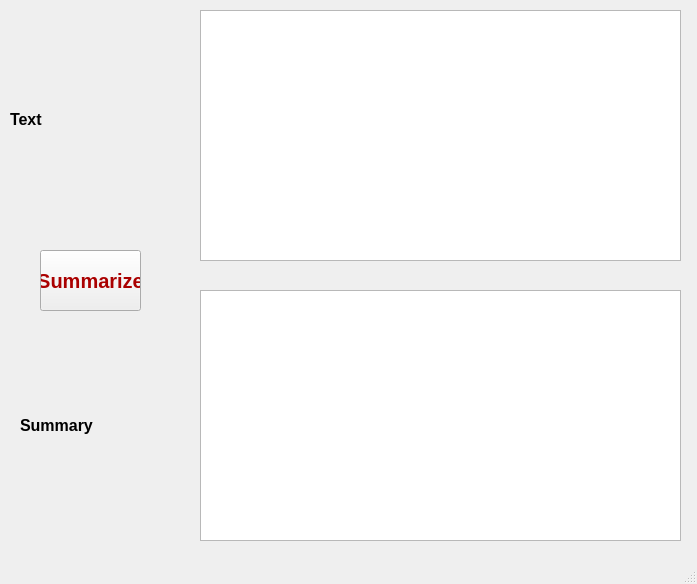
First picture: the form in text.ui, repository praptioza/TextSummarization-NLP, before the edit.
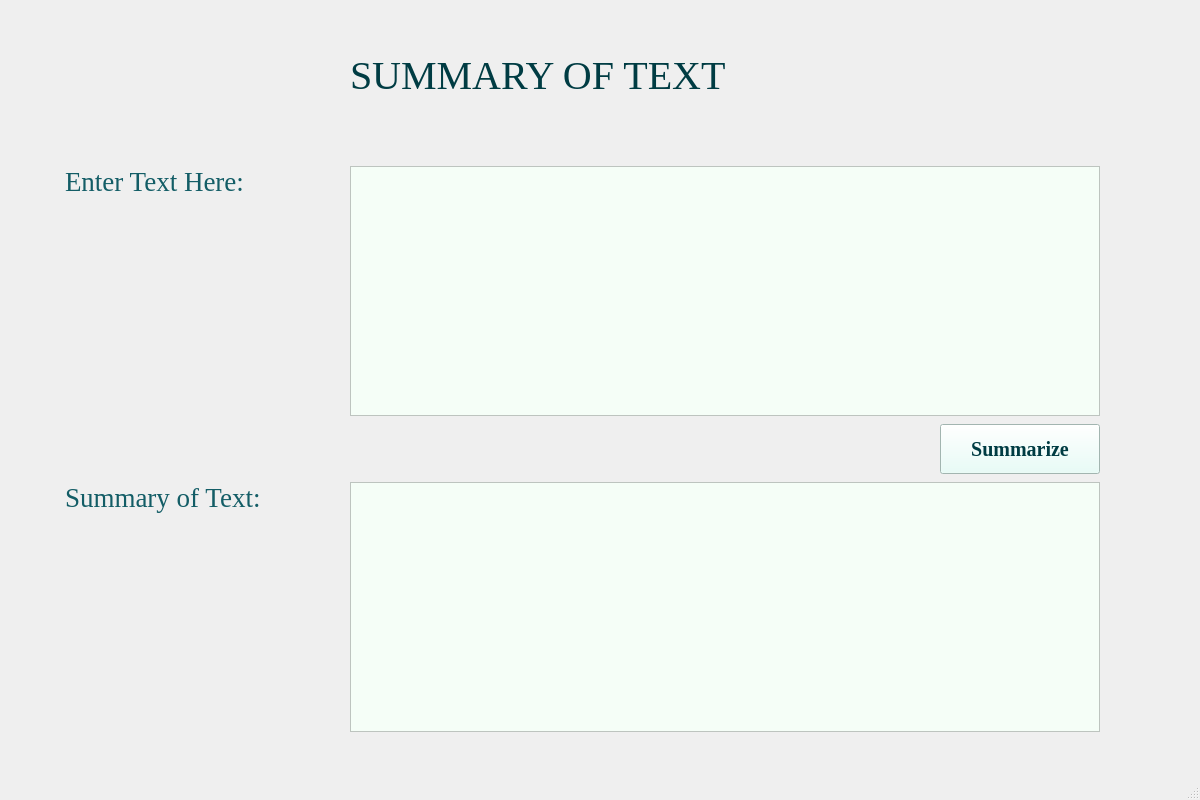
Second picture: the form after the edit.

Diff of the .ui file:
```diff
--- a/text.ui
+++ b/text.ui
@@ -6,76 +6,128 @@
    <rect>
     <x>0</x>
     <y>0</y>
-    <width>697</width>
-    <height>584</height>
+    <width>1200</width>
+    <height>800</height>
    </rect>
   </property>
   <property name="windowTitle">
    <string>TextSummarization</string>
   </property>
+  <property name="styleSheet">
+   <string notr="true">QMainWindow:{background-color:&quot;#E3FEF7&quot;}</string>
+  </property>
   <widget class="QWidget" name="centralwidget">
+   <property name="styleSheet">
+    <string notr="true">background-color:&quot;#E3FEF7&quot;</string>
+   </property>
    <widget class="QLabel" name="label">
     <property name="geometry">
      <rect>
-      <x>10</x>
-      <y>89</y>
-      <width>181</width>
-      <height>61</height>
+      <x>65</x>
+      <y>166</y>
+      <width>250</width>
+      <height>50</height>
      </rect>
     </property>
     <property name="font">
      <font>
-      <pointsize>12</pointsize>
-      <weight>75</weight>
-      <bold>true</bold>
+      <family>Times New Roman</family>
+      <pointsize>20</pointsize>
+      <italic>false</italic>
+      <fontweight>ExtraBold</fontweight>
      </font>
     </property>
+    <property name="styleSheet">
+     <string notr="true">font: 800 20pt &quot;Times New Roman&quot;;
+color: rgb(19, 93, 102);</string>
+    </property>
     <property name="text">
-     <string>Text</string>
+     <string>Enter Text Here: </string>
+    </property>
+    <property name="alignment">
+     <set>Qt::AlignLeading|Qt::AlignLeft|Qt::AlignTop</set>
     </property>
    </widget>
    <widget class="QLabel" name="label_2">
     <property name="geometry">
      <rect>
-      <x>20</x>
-      <y>400</y>
-      <width>171</width>
-      <height>51</height>
+      <x>65</x>
+      <y>482</y>
+      <width>250</width>
+      <height>50</height>
      </rect>
     </property>
     <property name="font">
      <font>
-      <pointsize>12</pointsize>
-      <weight>75</weight>
-      <bold>true</bold>
+      <family>Times New Roman</family>
+      <pointsize>20</pointsize>
+      <italic>false</italic>
+      <fontweight>ExtraBold</fontweight>
      </font>
     </property>
+    <property name="styleSheet">
+     <string notr="true">font: 800 20pt &quot;Times New Roman&quot;;
+color: rgb(19, 93, 102);</string>
+    </property>
     <property name="text">
-     <string>Summary</string>
+     <string>Summary of Text: </string>
+    </property>
+    <property name="alignment">
+     <set>Qt::AlignLeading|Qt::AlignLeft|Qt::AlignTop</set>
     </property>
    </widget>
    <widget class="QTextBrowser" name="textBrowser_2">
     <property name="geometry">
      <rect>
-      <x>200</x>
-      <y>290</y>
-      <width>481</width>
-      <height>251</height>
+      <x>350</x>
+      <y>482</y>
+      <width>750</width>
+      <height>250</height>
      </rect>
     </property>
+    <property name="styleSheet">
+     <string notr="true">background-color: rgb(245, 254, 247)</string>
+    </property>
    </widget>
    <widget class="QPushButton" name="pushButton">
     <property name="geometry">
      <rect>
-      <x>40</x>
-      <y>250</y>
-      <width>101</width>
-      <height>61</height>
+      <x>940</x>
+      <y>424</y>
+      <width>160</width>
+      <height>50</height>
      </rect>
     </property>
     <property name="palette">
      <palette>
       <active>
+       <colorrole role="WindowText">
+        <brush brushstyle="SolidPattern">
+         <color alpha="255">
+          <red>0</red>
+          <green>60</green>
+          <blue>67</blue>
+         </color>
+        </brush>
+       </colorrole>
+       <colorrole role="Button">
+        <brush brushstyle="SolidPattern">
+         <color alpha="255">
+          <red>227</red>
+          <green>254</green>
+          <blue>247</blue>
+         </color>
+        </brush>
+       </colorrole>
+       <colorrole role="Text">
+        <brush brushstyle="SolidPattern">
+         <color alpha="255">
+          <red>0</red>
+          <green>60</green>
+          <blue>67</blue>
+         </color>
+        </brush>
+       </colorrole>
        <colorrole role="ButtonText">
         <brush brushstyle="SolidPattern">
          <color alpha="255">
@@ -85,8 +137,62 @@
          </color>
         </brush>
        </colorrole>
+       <colorrole role="Base">
+        <brush brushstyle="SolidPattern">
+         <color alpha="255">
+          <red>227</red>
+          <green>254</green>
+          <blue>247</blue>
+         </color>
+        </brush>
+       </colorrole>
+       <colorrole role="Window">
+        <brush brushstyle="SolidPattern">
+         <color alpha="255">
+          <red>227</red>
+          <green>254</green>
+          <blue>247</blue>
+         </color>
+        </brush>
+       </colorrole>
+       <colorrole role="PlaceholderText">
+        <brush brushstyle="SolidPattern">
+         <color alpha="128">
+          <red>0</red>
+          <green>60</green>
+          <blue>67</blue>
+         </color>
+        </brush>
+       </colorrole>
       </active>
       <inactive>
+       <colorrole role="WindowText">
+        <brush brushstyle="SolidPattern">
+         <color alpha="255">
+          <red>0</red>
+          <green>60</green>
+          <blue>67</blue>
+         </color>
+        </brush>
+       </colorrole>
+       <colorrole role="Button">
+        <brush brushstyle="SolidPattern">
+         <color alpha="255">
+          <red>227</red>
+          <green>254</green>
+          <blue>247</blue>
+         </color>
+        </brush>
+       </colorrole>
+       <colorrole role="Text">
+        <brush brushstyle="SolidPattern">
+         <color alpha="255">
+          <red>0</red>
+          <green>60</green>
+          <blue>67</blue>
+         </color>
+        </brush>
+       </colorrole>
        <colorrole role="ButtonText">
         <brush brushstyle="SolidPattern">
          <color alpha="255">
@@ -96,8 +202,62 @@
          </color>
         </brush>
        </colorrole>
+       <colorrole role="Base">
+        <brush brushstyle="SolidPattern">
+         <color alpha="255">
+          <red>227</red>
+          <green>254</green>
+          <blue>247</blue>
+         </color>
+        </brush>
+       </colorrole>
+       <colorrole role="Window">
+        <brush brushstyle="SolidPattern">
+         <color alpha="255">
+          <red>227</red>
+          <green>254</green>
+          <blue>247</blue>
+         </color>
+        </brush>
+       </colorrole>
+       <colorrole role="PlaceholderText">
+        <brush brushstyle="SolidPattern">
+         <color alpha="128">
+          <red>0</red>
+          <green>60</green>
+          <blue>67</blue>
+         </color>
+        </brush>
+       </colorrole>
       </inactive>
       <disabled>
+       <colorrole role="WindowText">
+        <brush brushstyle="SolidPattern">
+         <color alpha="255">
+          <red>0</red>
+          <green>60</green>
+          <blue>67</blue>
+         </color>
+        </brush>
+       </colorrole>
+       <colorrole role="Button">
+        <brush brushstyle="SolidPattern">
+         <color alpha="255">
+          <red>227</red>
+          <green>254</green>
+          <blue>247</blue>
+         </color>
+        </brush>
+       </colorrole>
+       <colorrole role="Text">
+        <brush brushstyle="SolidPattern">
+         <color alpha="255">
+          <red>0</red>
+          <green>60</green>
+          <blue>67</blue>
+         </color>
+        </brush>
+       </colorrole>
        <colorrole role="ButtonText">
         <brush brushstyle="SolidPattern">
          <color alpha="255">
@@ -107,16 +267,48 @@
          </color>
         </brush>
        </colorrole>
+       <colorrole role="Base">
+        <brush brushstyle="SolidPattern">
+         <color alpha="255">
+          <red>227</red>
+          <green>254</green>
+          <blue>247</blue>
+         </color>
+        </brush>
+       </colorrole>
+       <colorrole role="Window">
+        <brush brushstyle="SolidPattern">
+         <color alpha="255">
+          <red>227</red>
+          <green>254</green>
+          <blue>247</blue>
+         </color>
+        </brush>
+       </colorrole>
+       <colorrole role="PlaceholderText">
+        <brush brushstyle="SolidPattern">
+         <color alpha="128">
+          <red>0</red>
+          <green>60</green>
+          <blue>67</blue>
+         </color>
+        </brush>
+       </colorrole>
       </disabled>
      </palette>
     </property>
     <property name="font">
      <font>
+      <family>Times New Roman</family>
       <pointsize>15</pointsize>
-      <weight>75</weight>
+      <italic>false</italic>
       <bold>true</bold>
      </font>
     </property>
+    <property name="styleSheet">
+     <string notr="true">font: 700 15pt &quot;Times New Roman&quot;;
+color: rgb(0, 60, 67);</string>
+    </property>
     <property name="text">
      <string>Summarize</string>
     </property>
@@ -124,11 +316,39 @@
    <widget class="QPlainTextEdit" name="plainTextEdit">
     <property name="geometry">
      <rect>
-      <x>200</x>
-      <y>10</y>
-      <width>481</width>
-      <height>251</height>
+      <x>350</x>
+      <y>166</y>
+      <width>750</width>
+      <height>250</height>
      </rect>
+    </property>
+    <property name="styleSheet">
+     <string notr="true">background-color: rgb(245, 254, 247)</string>
+    </property>
+   </widget>
+   <widget class="QLabel" name="label_3">
+    <property name="geometry">
+     <rect>
+      <x>350</x>
+      <y>50</y>
+      <width>500</width>
+      <height>50</height>
+     </rect>
+    </property>
+    <property name="font">
+     <font>
+      <family>Times New Roman</family>
+      <pointsize>30</pointsize>
+      <italic>false</italic>
+      <fontweight>ExtraBold</fontweight>
+     </font>
+    </property>
+    <property name="styleSheet">
+     <string notr="true">font: 800 30pt &quot;Times New Roman&quot;;
+color: rgb(0, 60, 67);</string>
+    </property>
+    <property name="text">
+     <string>SUMMARY OF TEXT</string>
     </property>
    </widget>
   </widget>
```
